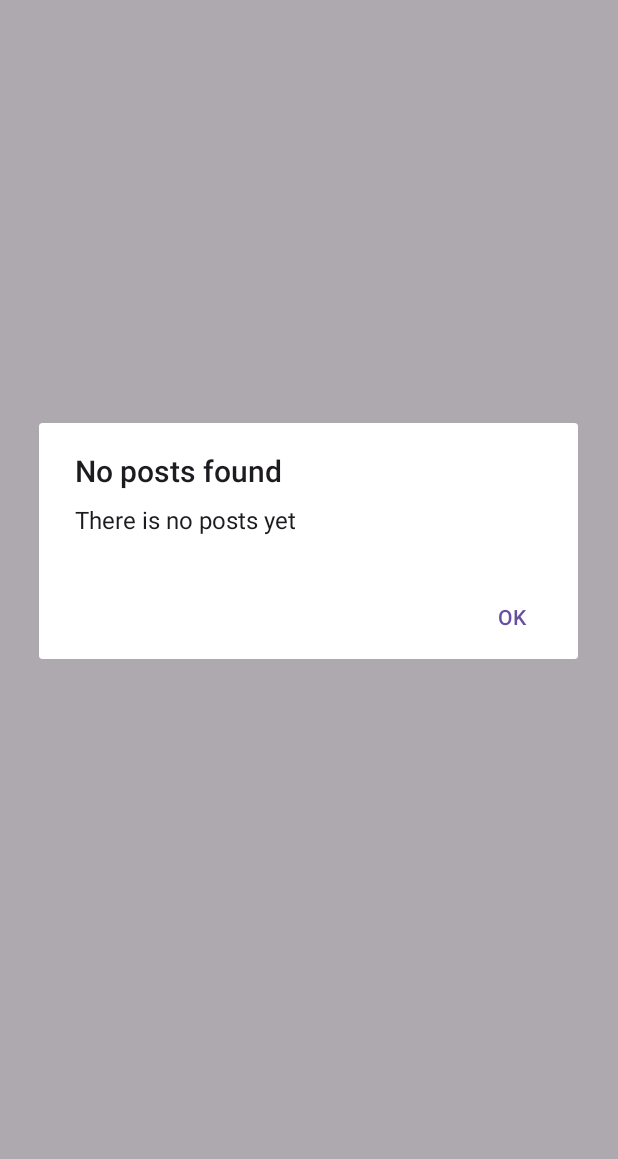
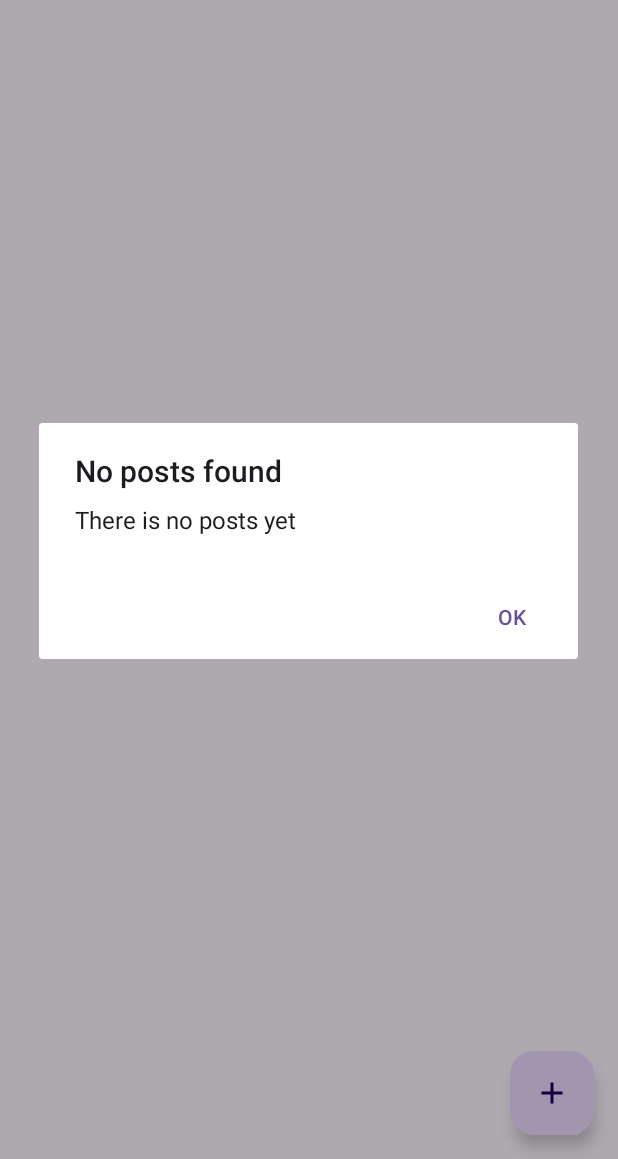
Before and after one commit to MahaAbuAdass/MySocialMediaApp, an Android app: the screen it shows after launch once a user with an empty profile is signed in (HomePageActivity), on a phone screen of 412 x 824 dp, the part 77-1236 px from its top. Run offline under Robolectric (Android 15) with nearby library versions, the phone set to English and light mode, and no system bars; our stand-ins replace Firebase (no records; nobody signed in at launch, a user with empty details on screens opened directly).

```diff
--- a/app/src/main/AndroidManifest.xml
+++ b/app/src/main/AndroidManifest.xml
@@ -12,6 +12,9 @@
         android:supportsRtl="true"
         android:theme="@style/Theme.MySocialMediaApp"
         tools:targetApi="31">
+        <activity
+            android:name=".CreatePostActivity"
+            android:exported="false" />
         <activity
             android:name=".SplashScreenActivity"
             android:exported="true">
@@ -38,8 +41,7 @@
             android:exported="false" />
         <activity
             android:name=".MainActivity"
-            android:exported="true">
-        </activity>
+            android:exported="true"></activity>
     </application>
 
 </manifest>
--- a/app/src/main/java/com/abuadass/mysocialmediaapp/HomePageActivity.kt
+++ b/app/src/main/java/com/abuadass/mysocialmediaapp/HomePageActivity.kt
@@ -9,6 +9,7 @@ import android.widget.ImageView
 import androidx.appcompat.app.AlertDialog
 import androidx.appcompat.widget.LinearLayoutCompat
 import androidx.recyclerview.widget.RecyclerView
+import com.google.android.material.floatingactionbutton.FloatingActionButton
 import com.google.firebase.auth.FirebaseAuth
 import com.google.firebase.database.DataSnapshot
 import com.google.firebase.database.DatabaseError
@@ -23,6 +24,8 @@ class HomePageActivity : AppCompatActivity(), OnClickListener {
     private lateinit var loader: LinearLayoutCompat
 
     private lateinit var auth: FirebaseAuth
+
+    private lateinit var floatingActionButtton : FloatingActionButton
     override fun onCreate(savedInstanceState: Bundle?) {
         super.onCreate(savedInstanceState)
         setContentView(R.layout.activity_home_page)
@@ -32,9 +35,11 @@ class HomePageActivity : AppCompatActivity(), OnClickListener {
         logoutButton = findViewById(R.id.iv_log_out_button)
         postsRecyclerView = findViewById(R.id.rv_posts)
         loader = findViewById(R.id.lL_loader)
+        floatingActionButtton = findViewById(R.id.floatingActionButton)
 
         myProfileButton.setOnClickListener(this)
         logoutButton.setOnClickListener(this)
+        floatingActionButtton.setOnClickListener(this)
 
         getAllPostsFromDatabase()
     }
@@ -81,8 +86,16 @@ class HomePageActivity : AppCompatActivity(), OnClickListener {
             openProfilePage()
         }else if(v?.id == R.id.iv_log_out_button){
             logoutUser()
+        } else if (v?.id==R.id.floatingActionButton){
+            openCreatePostPage()
         }
     }
+
+    private fun openCreatePostPage() {
+        startActivity(Intent(this, CreatePostActivity::class.java))
+
+    }
+
     private fun openProfilePage() {
         val userID = auth.currentUser?.uid
         val intent = Intent(this, UserProfileActivity::class.java)
--- a/app/src/main/java/com/abuadass/mysocialmediaapp/SignUpActivity.kt
+++ b/app/src/main/java/com/abuadass/mysocialmediaapp/SignUpActivity.kt
@@ -110,7 +110,7 @@ class SignUpActivity : AppCompatActivity(), OnClickListener {
             profilePictureURL = "",
             bio = "",
             gender = "",
-            posts = mutableListOf(),
+    //       posts = mutableListOf(),
             likedPosts = mutableListOf(),
             savedPosts = mutableListOf(),
             username = username
--- /dev/null
+++ b/app/src/main/res/drawable/baseline_add_24.xml
@@ -0,0 +1,5 @@
+<vector android:height="24dp" android:tint="#148C20"
+    android:viewportHeight="24" android:viewportWidth="24"
+    android:width="24dp" xmlns:android="http://schemas.android.com/apk/res/android">
+    <path android:fillColor="@android:color/white" android:pathData="M19,13h-6v6h-2v-6H5v-2h6V5h2v6h6v2z"/>
+</vector>
--- a/app/src/main/res/drawable/baseline_image_24.xml
+++ b/app/src/main/res/drawable/baseline_image_24.xml
@@ -1,4 +1,4 @@
-<vector android:height="24dp" android:tint="#A0A0A0"
+<vector android:height="24dp" android:tint="#C9C6C6"
     android:viewportHeight="24" android:viewportWidth="24"
     android:width="24dp" xmlns:android="http://schemas.android.com/apk/res/android">
     <path android:fillColor="@android:color/white" android:pathData="M21,19V5c0,-1.1 -0.9,-2 -2,-2H5c-1.1,0 -2,0.9 -2,2v14c0,1.1 0.9,2 2,2h14c1.1,0 2,-0.9 2,-2zM8.5,13.5l2.5,3.01L14.5,12l4.5,6H5l3.5,-4.5z"/>
--- a/app/src/main/res/layout/activity_home_page.xml
+++ b/app/src/main/res/layout/activity_home_page.xml
@@ -73,9 +73,20 @@
                 app:layout_constraintStart_toStartOf="parent"
                 app:layout_constraintTop_toTopOf="parent" />
         </androidx.cardview.widget.CardView>
-
-
     </androidx.appcompat.widget.LinearLayoutCompat>
 
 
+    <com.google.android.material.floatingactionbutton.FloatingActionButton
+        android:id="@+id/floatingActionButton"
+        android:layout_width="wrap_content"
+        android:layout_height="wrap_content"
+        android:src="@drawable/baseline_add_24"
+        app:layout_constraintBottom_toBottomOf="parent"
+        app:layout_constraintEnd_toEndOf="parent"
+        android:layout_margin="16dp"
+        />
+
+
+
+
 </androidx.constraintlayout.widget.ConstraintLayout>
--- a/app/src/main/res/values/colors.xml
+++ b/app/src/main/res/values/colors.xml
@@ -9,4 +9,6 @@
     <color name="blue">#0054FF</color>
     <color name="gray">#BABABA</color>
 
+    <color name="green">#16DA1E</color>
+
 </resources>
```
Also changed, not shown: app/src/main/java/com/abuadass/mysocialmediaapp/CreatePostActivity.kt (added, +74 -0 lines), app/src/main/res/layout/activity_create_post.xml (added, +65 -0 lines).
